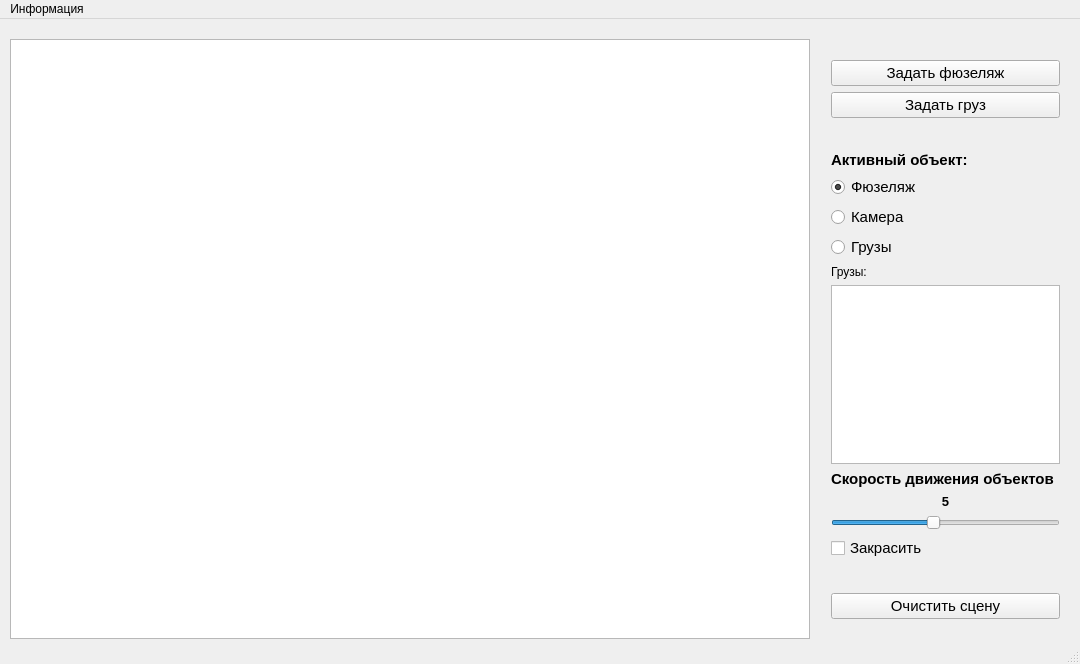
Old version of the form flyShipment/mainwindow.ui in the repository Unatart/CGcourceproj.
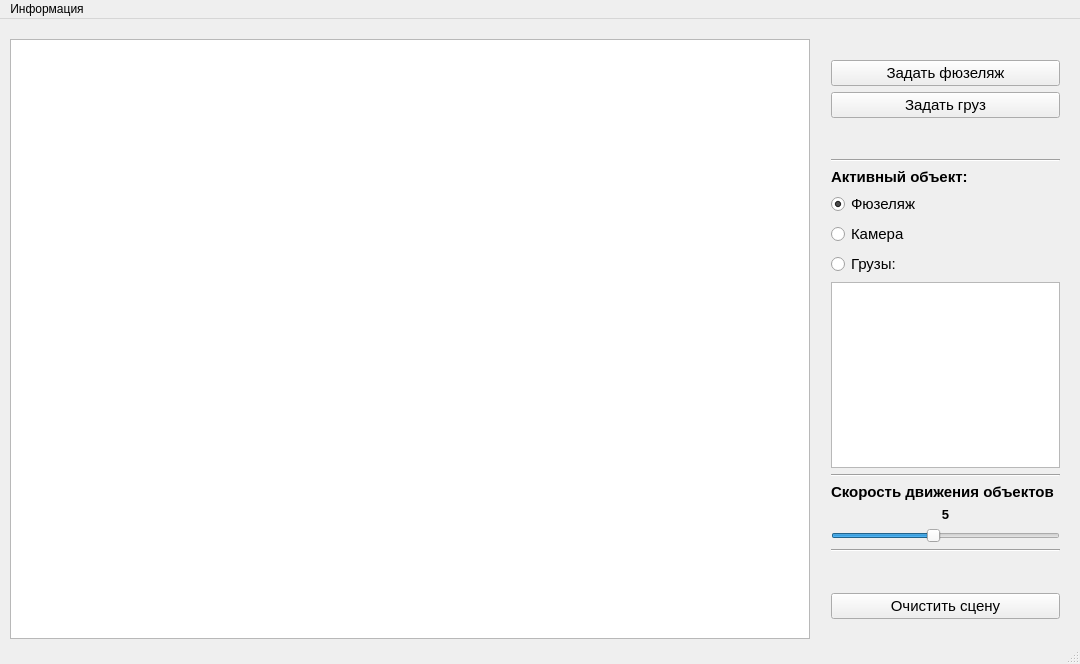
New version of the form.

Diff of the .ui file:
```diff
--- a/flyShipment/mainwindow.ui
+++ b/flyShipment/mainwindow.ui
@@ -61,6 +61,13 @@
        </property>
       </spacer>
      </item>
+     <item>
+      <widget class="Line" name="line">
+       <property name="orientation">
+        <enum>Qt::Horizontal</enum>
+       </property>
+      </widget>
+     </item>
      <item>
       <widget class="QLabel" name="label_3">
        <property name="font">
@@ -122,13 +129,6 @@
         </font>
        </property>
        <property name="text">
-        <string>Грузы</string>
-       </property>
-      </widget>
-     </item>
-     <item>
-      <widget class="QLabel" name="label_4">
-       <property name="text">
         <string>Грузы:</string>
        </property>
       </widget>
@@ -140,6 +140,13 @@
        </property>
       </widget>
      </item>
+     <item>
+      <widget class="Line" name="line_2">
+       <property name="orientation">
+        <enum>Qt::Horizontal</enum>
+       </property>
+      </widget>
+     </item>
      <item>
       <widget class="QLabel" name="label">
        <property name="font">
@@ -194,14 +201,9 @@
       </widget>
      </item>
      <item>
-      <widget class="QCheckBox" name="DrawBox">
-       <property name="font">
-        <font>
-         <pointsize>11</pointsize>
-        </font>
-       </property>
-       <property name="text">
-        <string>Закрасить</string>
+      <widget class="Line" name="line_3">
+       <property name="orientation">
+        <enum>Qt::Horizontal</enum>
        </property>
       </widget>
      </item>
```
